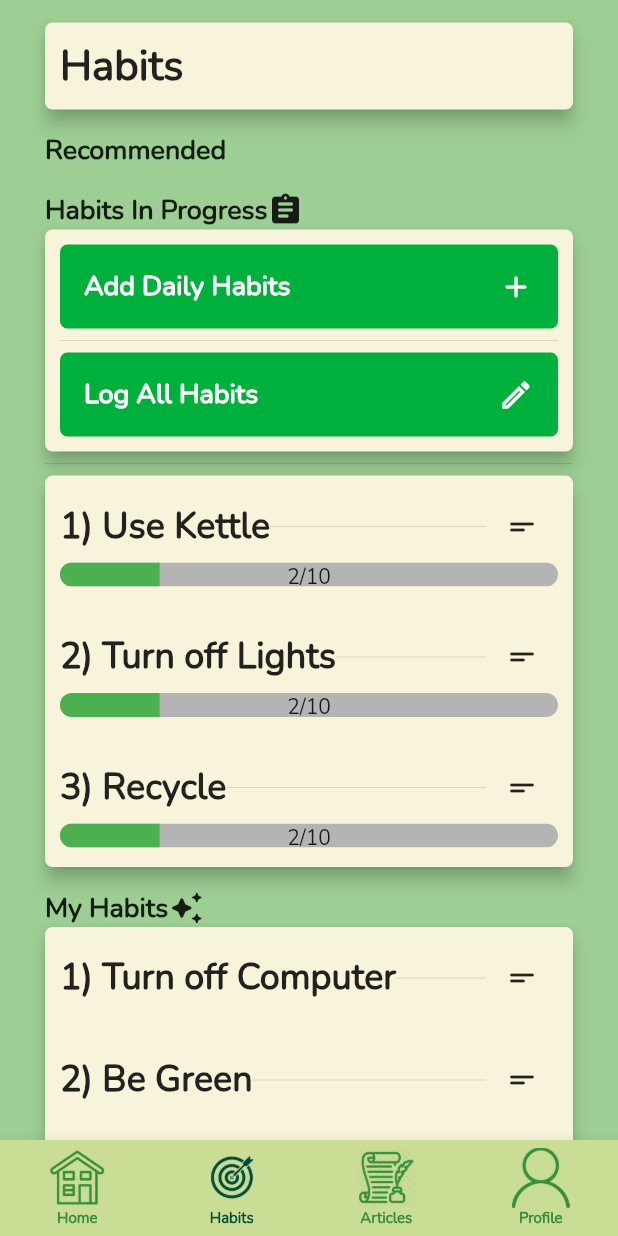
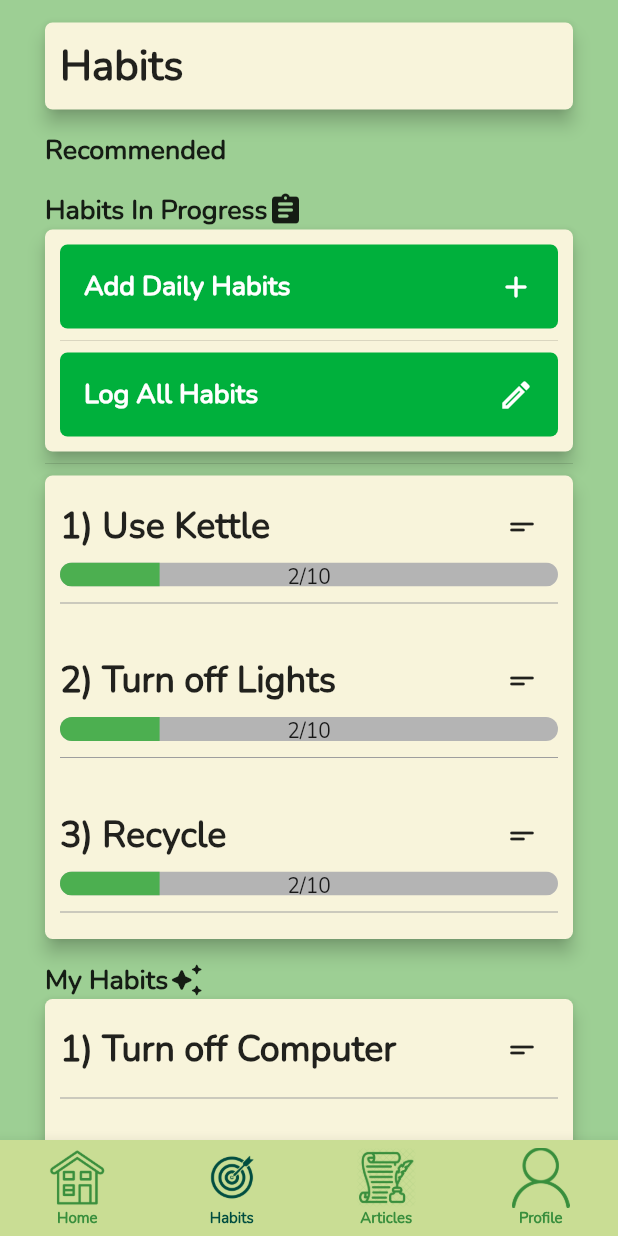
Before and after one commit to csc301-fall-2021/team-project-9-greenpeeps, a Flutter app: the Navigation screen opened by its route, item 2 of the bottom bar chosen, on a phone screen of 412 x 824 dp. Run offline on Flutter 3.47's test engine with Material 2 defaults, Android fonts, the phone set to English and light mode, and no system bars; our stand-ins replace cloud_firestore, firebase_auth, firebase_core, get, pie_chart; missing offline and left inert: cloud_firestore_web, firebase_auth_web, firebase_core_web; accounts and stored records are empty.

Commit message:
adding dividers in the lists

```diff
--- a/green_peeps_app/lib/habits/habit_tile_info.dart
+++ b/green_peeps_app/lib/habits/habit_tile_info.dart
@@ -30,7 +30,9 @@ class _HabitTileInfoState extends State<HabitTileInfo> {
           ),
         ),
         const Expanded(
-          child: Divider(),
+          child: Divider(
+            color: Colors.transparent,
+          ),
         ),
         IconButton(
           splashRadius: 15,
--- a/green_peeps_app/lib/habits/habits_in_progress_section.dart
+++ b/green_peeps_app/lib/habits/habits_in_progress_section.dart
@@ -70,6 +70,9 @@ class _HabitsInProgressSectionState extends State<HabitsInProgressSection> {
                             userCompleted: 2,
                             userTotal: 10,
                           ),
+                          Divider(
+                            color: Colors.grey,
+                          ),
                         ],
                       ),
                     );
--- a/green_peeps_app/lib/habits/my_habits_section.dart
+++ b/green_peeps_app/lib/habits/my_habits_section.dart
@@ -57,6 +57,9 @@ class _MyHabitsSectionState extends State<MyHabitsSection> {
                               habitNum: index + 1,
                               habitName: habitList[index],
                               habitDescription: "N/A"),
+                          Divider(
+                            color: Colors.grey,
+                          )
                         ],
                       ),
                     );
```
